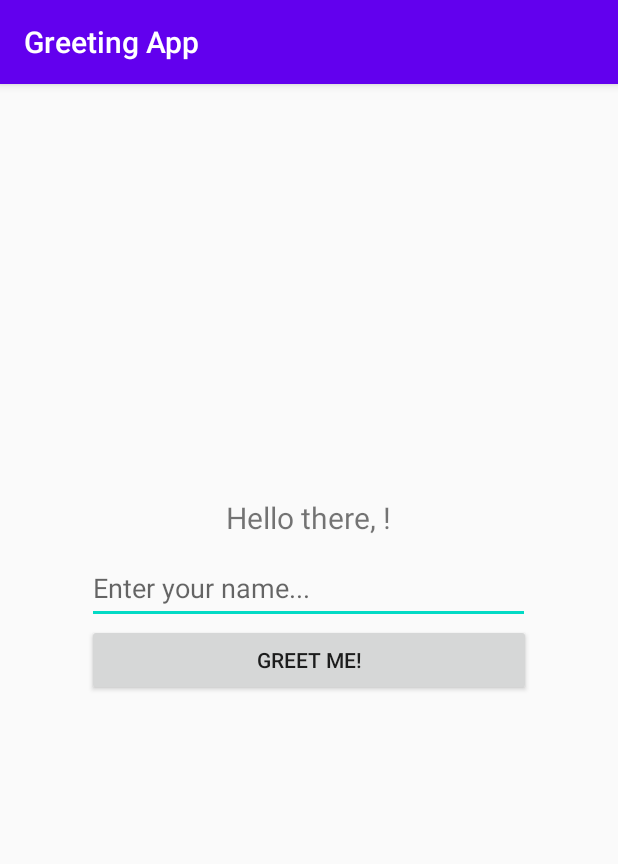
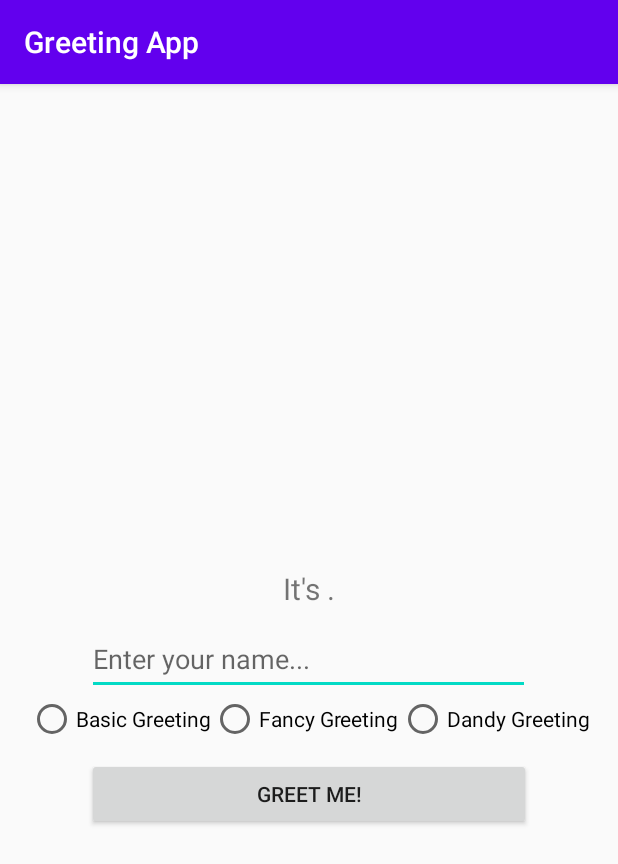
Before and after one commit to prissyazzahra/learn-tktpl-1706984700, an Android app: the screen it shows after launch (MainActivity), after a tap on "GREET ME!", on a phone screen of 412 x 824 dp. Shown: the top 864 px of the screen. Run offline under Robolectric (Android 15) with nearby library versions, the phone set to English and light mode, and no system bars; libraries missing offline, so code that uses them is left out: id.ac.ui.

```diff
--- a/helloworld/app/src/main/java/id/ac/ui/cs/mobileprogramming/prissy/helloworld/MainActivity.kt
+++ b/helloworld/app/src/main/java/id/ac/ui/cs/mobileprogramming/prissy/helloworld/MainActivity.kt
@@ -2,20 +2,48 @@ package id.ac.ui.cs.mobileprogramming.prissy.helloworld
 
 import androidx.appcompat.app.AppCompatActivity
 import android.os.Bundle
+import android.widget.RadioButton
 import kotlinx.android.synthetic.main.activity_main.*
 
 class MainActivity : AppCompatActivity() {
-
+    private var greetType : String = ""
     override fun onCreate(savedInstanceState: Bundle?) {
         super.onCreate(savedInstanceState)
         setContentView(R.layout.activity_main)
 
-        var greet = ""
+        greetme.setOnClickListener() {
+            changeGreeting(greetType, name_input.text.toString())
+            greetName.text = changeGreeting(greetType, name_input.text.toString())
 
-        greetme.setOnClickListener() {
-            greet = "Hello there, " + name_input.text.toString() + "!"
-            greetName.text = greet
+        }
 
+        choose_greeting.setOnCheckedChangeListener { group, checkedId ->
+            val radio: RadioButton = findViewById(checkedId)
+            when (radio.text) {
+                "Basic Greeting" -> {
+                    greetType = "basic"
+                }
+                "Fancy Greeting" -> {
+                    greetType = "fancy"
+                }
+                "Dandy Greeting" -> {
+                    greetType = "dandy"
+                }
+            }
+        }
+    }
+
+    fun changeGreeting(type : String, name : String): String {
+        return when(type) {
+            "basic" ->
+                "Hello there, $name!"
+            "fancy" ->
+                "Salutations, $name!"
+            "dandy" ->
+                "Tally ho, $name!"
+            else -> {
+                "It's $name."
+            }
         }
     }
 }
--- a/helloworld/app/src/main/res/layout/activity_main.xml
+++ b/helloworld/app/src/main/res/layout/activity_main.xml
@@ -15,8 +15,7 @@
         android:ems="10"
         android:inputType="textPersonName"
         android:hint="Enter your name..."
-        android:layout_above="@+id/greetme"
-        android:layout_centerHorizontal="true"
+        android:layout_centerInParent="true"
         />
 
     <Button
@@ -24,7 +23,10 @@
         android:layout_width="296dp"
         android:layout_height="wrap_content"
         android:text="Greet me!"
-        android:layout_centerInParent="true"/>
+        android:layout_marginTop="10dp"
+        android:layout_below="@+id/choose_greeting"
+        android:layout_centerHorizontal="true"
+        />
 
     <TextView
         android:id="@+id/greetName"
@@ -37,5 +39,29 @@
         android:layout_above="@+id/name_input"
         />
 
+    <RadioGroup
+        android:id="@+id/choose_greeting"
+        android:layout_width="wrap_content"
+        android:layout_height="wrap_content"
+        android:layout_centerHorizontal="true"
+        android:orientation="horizontal"
+        android:layout_below="@+id/name_input">
+        <RadioButton
+            android:id="@+id/basic"
+            android:layout_width="wrap_content"
+            android:layout_height="wrap_content"
+            android:text="@string/basic_greeting"/>
+        <RadioButton
+            android:id="@+id/fancy"
+            android:layout_width="wrap_content"
+            android:layout_height="wrap_content"
+            android:text="@string/fancy_greeting" />
+        <RadioButton
+            android:id="@+id/dandy"
+            android:layout_width="wrap_content"
+            android:layout_height="wrap_content"
+            android:text="@string/dandy_greeting" />
+    </RadioGroup>
+
 
 </RelativeLayout>
--- a/helloworld/app/src/main/res/values/strings.xml
+++ b/helloworld/app/src/main/res/values/strings.xml
@@ -1,3 +1,6 @@
 <resources>
     <string name="app_name">Greeting App</string>
+    <string name="basic_greeting">Basic Greeting</string>
+    <string name="fancy_greeting">Fancy Greeting</string>
+    <string name="dandy_greeting">Dandy Greeting</string>
 </resources>
```
Also changed, not shown: 1 other file.
